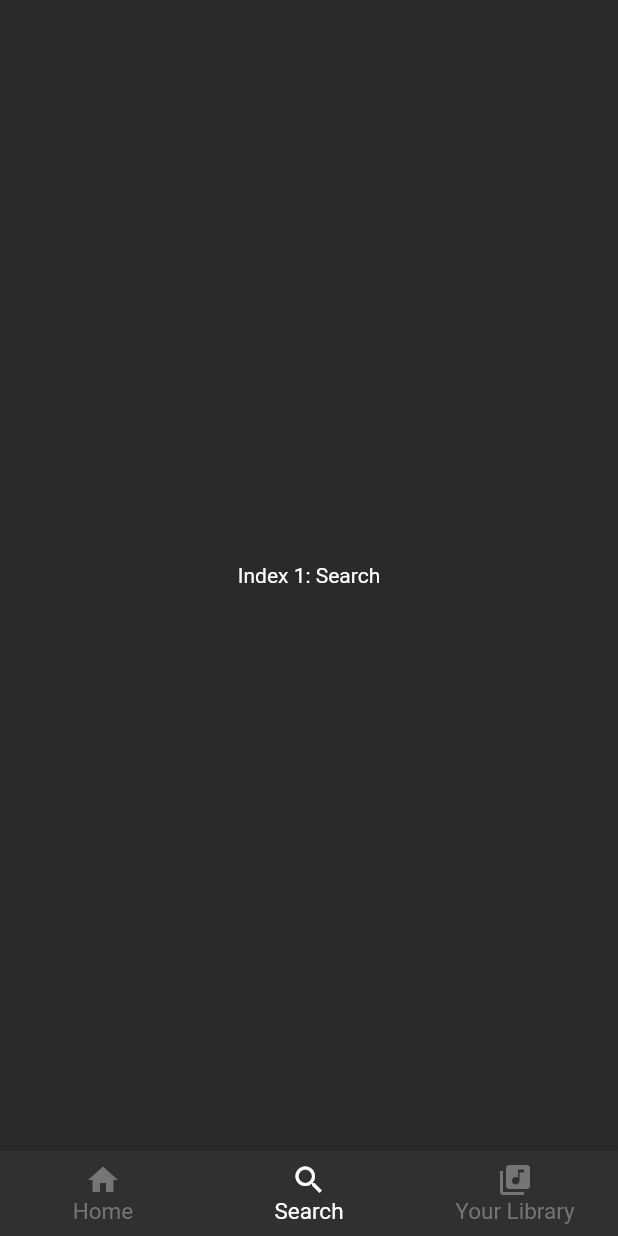
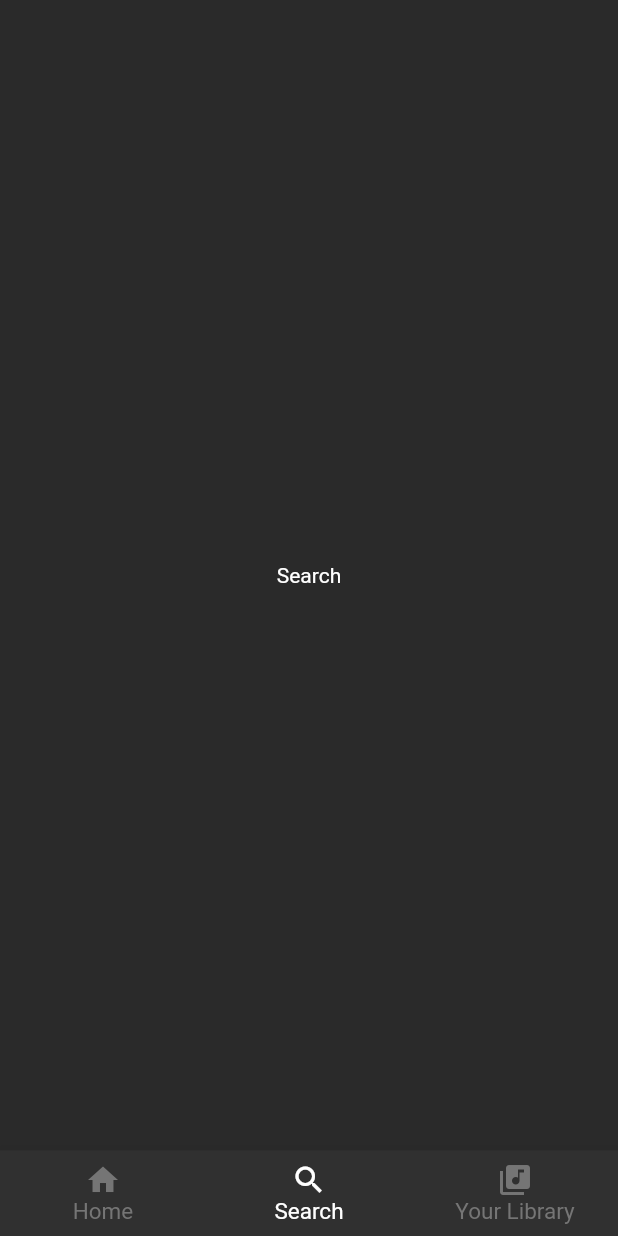
Before and after one commit to chhoung/spotifylogin, a Flutter app: the HomeScreen screen opened by its route, item 2 of the bottom bar chosen, on a phone screen of 412 x 824 dp. Run offline on Flutter 3.47's test engine with Material 2 defaults, Android fonts, the light colour scheme and no system bars; our stand-ins replace carousel_slider.

Commit message:
updating main class

```diff
--- a/lib/screens/home.dart
+++ b/lib/screens/home.dart
@@ -1,4 +1,6 @@
 import 'package:flutter/material.dart';
+import 'package:spotifylogin/screens/library.dart';
+import 'package:spotifylogin/screens/search.dart';
 
 class HomeScreen extends StatefulWidget {
   @override
@@ -8,17 +10,15 @@ class HomeScreen extends StatefulWidget {
 class _HomeScreenState extends State<HomeScreen> {
   int _selectedIndex = 0;
 
-  static const List<Widget> _screenOptions = <Widget>[
-    Text(
-      'Index 0: Home',
-    ),
-    Text(
-      'Index 1: Search',
-    ),
-    Text(
-      'Index 2: Your Library',
-    ),
-  ];
+  List<Widget> _screenOptions = List<Widget>();
+
+  @override
+  void initState() {
+    super.initState();
+    _screenOptions.add(FlutterLogo());
+    _screenOptions.add(SearchScreen());
+    _screenOptions.add(LibraryScreen());
+  }
 
   void _onItemTapped(int index) {
     setState(() {
--- /dev/null
+++ b/lib/screens/library.dart
@@ -0,0 +1,10 @@
+import 'package:flutter/material.dart';
+
+class LibraryScreen extends StatelessWidget {
+  @override
+  Widget build(BuildContext context) {
+    return Container(
+      child: Text('Your Library'),
+    );
+  }
+}
--- /dev/null
+++ b/lib/screens/search.dart
@@ -0,0 +1,10 @@
+import 'package:flutter/material.dart';
+
+class SearchScreen extends StatelessWidget {
+  @override
+  Widget build(BuildContext context) {
+    return Container(
+      child: Text('Search'),
+    );
+  }
+}
```
